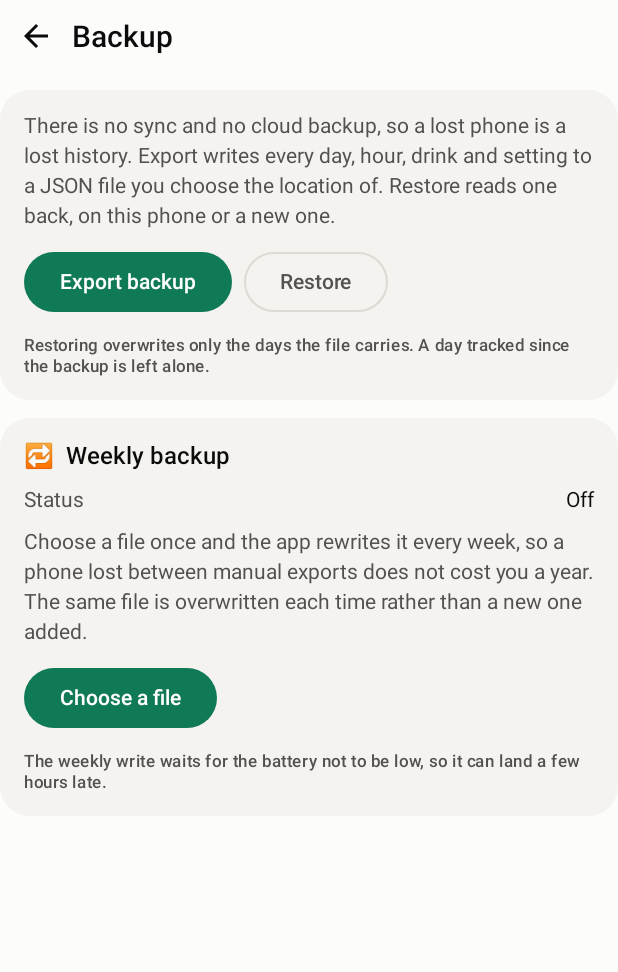
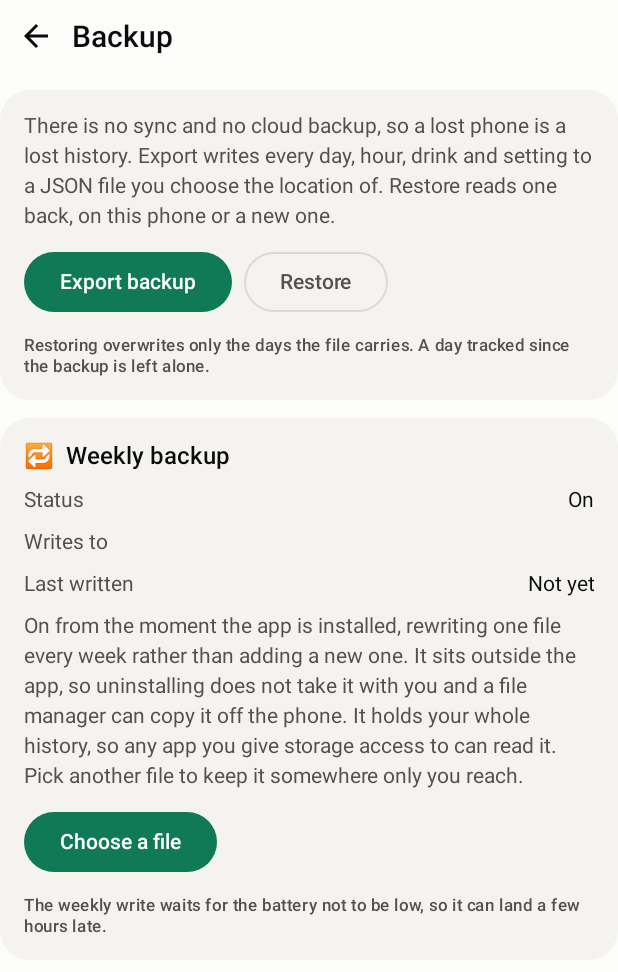
Before and after one commit to shashi-hans/bodyfit, an Android app built with Jetpack Compose: the composable BackupScreen called with empty values, on a phone screen of 412 x 824 dp. Shown: the top 972 px of the screen. Run offline under Robolectric (Android 15) with nearby library versions, the light colour scheme and no system bars.

Commit message:
feat(backup): run the weekly backup from install, into Download/backup
The weekly backup is now on from the moment the app is installed rather than
waiting for the user to pick a file, and its default destination is
Download/backup/bodyfit-weekly-backup.json in shared storage.

Shared storage rather than the app's own folder so the file survives an
uninstall and a file manager can copy it off the phone. Android 10 onwards an
app cannot create a folder at the root of shared storage, so the write goes
through MediaStore's Downloads collection, which needs no permission. The row
is looked up by name and reused: a repeated insert answers with
"bodyfit-weekly-backup (1).json" and would leave a year of them.

The backup page states that the file sits outside the app and holds the whole
history, so any app granted storage access can read it. "Choose a file" points
the schedule somewhere else, "Use default folder" points it back.

KeyValueRow gives its value a weight and right alignment, so a path long enough
to wrap no longer runs into the label.

```diff
--- a/app/src/main/java/app/bodyfit/ui/BodyFitAppScreen.kt
+++ b/app/src/main/java/app/bodyfit/ui/BodyFitAppScreen.kt
@@ -366,12 +366,13 @@ fun BodyFitAppScreen(
                         onExport = { exportLauncher.launch(Backup.suggestedFileName()) },
                         onRestore = { restoreLauncher.launch(arrayOf("*/*")) },
                         autoTarget = autoBackupTarget,
+                        autoDefaultLabel = viewModel.autoBackupDefaultLabel,
                         autoLastRun = autoBackupLastRun,
                         autoError = autoBackupError,
                         onChooseAutoTarget = {
                             autoBackupLauncher.launch(Backup.autoBackupFileName())
                         },
-                        onDisableAuto = viewModel::disableAutoBackup,
+                        onUseDefaultLocation = viewModel::useDefaultBackupLocation,
                         onBack = { navController.popBackStack() },
                         contentPadding = contentPadding,
                     )
--- a/app/src/main/java/app/bodyfit/ui/components/Settings.kt
+++ b/app/src/main/java/app/bodyfit/ui/components/Settings.kt
@@ -18,6 +18,7 @@ import androidx.compose.runtime.remember
 import androidx.compose.runtime.setValue
 import androidx.compose.ui.Alignment
 import androidx.compose.ui.Modifier
+import androidx.compose.ui.text.style.TextAlign
 import androidx.compose.ui.unit.dp
 import java.util.Locale
 import kotlin.math.roundToInt
@@ -128,7 +129,9 @@ fun InfoLine(emoji: String, text: String) {
 fun KeyValueRow(label: String, value: String) {
     Row(
         modifier = Modifier.fillMaxWidth(),
-        horizontalArrangement = Arrangement.SpaceBetween,
+        // A spacer rather than SpaceBetween: a value long enough to wrap, such as a file
+        // path, otherwise runs straight into the label with no gap at all.
+        horizontalArrangement = Arrangement.spacedBy(12.dp),
     ) {
         Text(
             text = label,
@@ -139,6 +142,8 @@ fun KeyValueRow(label: String, value: String) {
             text = value,
             style = MaterialTheme.typography.bodyMedium,
             color = MaterialTheme.colorScheme.onSurface,
+            textAlign = TextAlign.End,
+            modifier = Modifier.weight(1f),
         )
     }
 }
--- a/app/src/main/java/app/bodyfit/ui/screens/MenuScreens.kt
+++ b/app/src/main/java/app/bodyfit/ui/screens/MenuScreens.kt
@@ -343,10 +343,11 @@ fun BackupScreen(
     onExport: () -> Unit,
     onRestore: () -> Unit,
     autoTarget: Uri?,
+    autoDefaultLabel: String,
     autoLastRun: Long,
     autoError: String?,
     onChooseAutoTarget: () -> Unit,
-    onDisableAuto: () -> Unit,
+    onUseDefaultLocation: () -> Unit,
     onBack: () -> Unit,
     contentPadding: PaddingValues,
     modifier: Modifier = Modifier,
@@ -382,21 +383,23 @@ fun BackupScreen(
                     style = MaterialTheme.typography.titleMedium,
                     color = MaterialTheme.colorScheme.onSurface,
                 )
-                KeyValueRow("Status", if (autoTarget == null) "Off" else "On")
-                if (autoTarget != null) {
-                    KeyValueRow(
-                        "Last written",
-                        if (autoLastRun > 0) Dates.dayLabel(Dates.of(autoLastRun)) else "Not yet",
-                    )
-                }
+                KeyValueRow("Status", "On")
+                KeyValueRow("Writes to", if (autoTarget == null) autoDefaultLabel else "A file you chose")
+                KeyValueRow(
+                    "Last written",
+                    if (autoLastRun > 0) Dates.dayLabel(Dates.of(autoLastRun)) else "Not yet",
+                )
                 Text(
                     text = if (autoTarget == null) {
-                        "Choose a file once and the app rewrites it every week, so a phone lost " +
-                            "between manual exports does not cost you a year. The same file is " +
-                            "overwritten each time rather than a new one added."
+                        "On from the moment the app is installed, rewriting one file every " +
+                            "week rather than adding a new one. It sits outside the app, so " +
+                            "uninstalling does not take it with you and a file manager can " +
+                            "copy it off the phone. It holds your whole history, so any app " +
+                            "you give storage access to can read it. Pick another file to " +
+                            "keep it somewhere only you reach."
                     } else {
-                        "The chosen file is rewritten every week. Nothing is sent anywhere: it " +
-                            "is written straight to the location you picked."
+                        "The file you chose is rewritten every week. Nothing is sent anywhere: " +
+                            "it is written straight to that location."
                     },
                     style = MaterialTheme.typography.bodyMedium,
                     color = MaterialTheme.colorScheme.onSurfaceVariant,
@@ -413,7 +416,7 @@ fun BackupScreen(
                         Text(if (autoTarget == null) "Choose a file" else "Change file")
                     }
                     if (autoTarget != null) {
-                        OutlinedButton(onClick = onDisableAuto) { Text("Turn off") }
+                        OutlinedButton(onClick = onUseDefaultLocation) { Text("Use default folder") }
                     }
                 }
                 Text(
```
Also changed, not shown: app/src/main/java/app/bodyfit/BodyFitApp.kt (+5 -9 lines), app/src/main/java/app/bodyfit/data/AutoBackup.kt (+97 -9 lines), app/src/main/java/app/bodyfit/ui/HealthViewModel.kt (+13 -2 lines), 1 other file.
